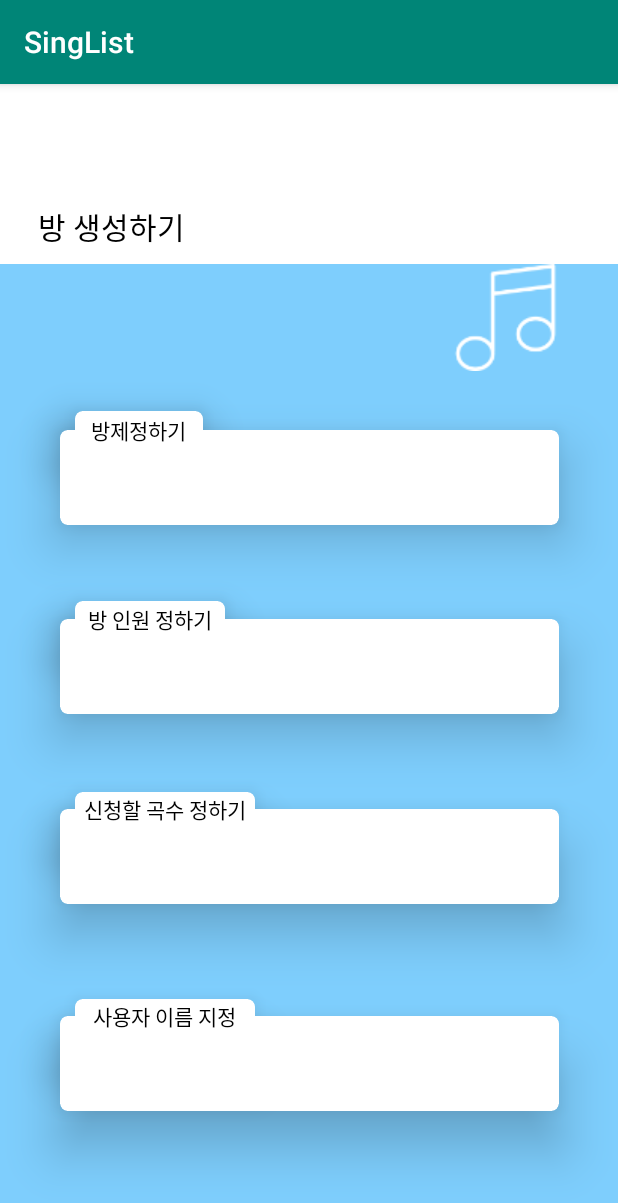
After one commit to qwsd1109/android_singlist, an Android app: the CreativeRoom screen opened directly, with no data from a screen before it, on a phone screen of 412 x 824 dp. The commit adds this screen. Shown: the top 1203 px of the screen. Run offline under Robolectric (Android 15) with nearby library versions, the phone set to English and light mode, and no system bars.

Commit message:
[add] creative room xml 추가

```diff
--- /dev/null
+++ b/app/src/main/java/com/example/singlist/CreativeRoom.kt
@@ -0,0 +1,12 @@
+package com.example.singlist
+
+import androidx.appcompat.app.AppCompatActivity
+import android.os.Bundle
+
+class CreativeRoom : AppCompatActivity() {
+
+    override fun onCreate(savedInstanceState: Bundle?) {
+        super.onCreate(savedInstanceState)
+        setContentView(R.layout.activity_creative_room)
+    }
+}
--- /dev/null
+++ b/app/src/main/res/layout/activity_creative_room.xml
@@ -0,0 +1,250 @@
+<?xml version="1.0" encoding="utf-8"?>
+<androidx.constraintlayout.widget.ConstraintLayout xmlns:android="http://schemas.android.com/apk/res/android"
+        xmlns:app="http://schemas.android.com/apk/res-auto"
+        xmlns:tools="http://schemas.android.com/tools"
+        android:layout_width="match_parent"
+        android:layout_height="match_parent"
+        android:background="#7ECEFD"
+        tools:context=".CreativeRoom">
+
+    <ImageView
+            android:layout_width="0dp"
+            android:layout_height="0dp"
+            android:background="#fff"
+            app:layout_constraintBottom_toTopOf="@+id/guideline3"
+            app:layout_constraintEnd_toEndOf="parent"
+            app:layout_constraintStart_toStartOf="parent"
+            app:layout_constraintTop_toTopOf="parent" />
+
+    <TextView
+            android:layout_width="wrap_content"
+            android:layout_height="wrap_content"
+            android:layout_marginBottom="10dp"
+            android:text="방 생성하기"
+            android:textColor="#000"
+            android:textSize="20sp"
+            app:layout_constraintBottom_toTopOf="@+id/guideline3"
+            app:layout_constraintStart_toStartOf="@+id/guideline4"
+            tools:ignore="MissingConstraints" />
+
+    <ImageView
+            android:layout_width="71dp"
+            android:layout_height="71dp"
+            android:src="@drawable/musicplayer"
+            app:layout_constraintEnd_toStartOf="@+id/guideline5"
+            app:layout_constraintTop_toTopOf="@+id/guideline3" />
+
+    <androidx.cardview.widget.CardView
+            android:id="@+id/cardView1"
+            android:layout_width="0dp"
+            android:layout_height="0dp"
+            app:cardCornerRadius="5dp"
+            app:cardElevation="20dp"
+            app:cardMaxElevation="20dp"
+            app:layout_constraintDimensionRatio="5.27:1"
+            app:layout_constraintEnd_toStartOf="@+id/guideline5"
+            app:layout_constraintStart_toStartOf="@+id/guideline6"
+            app:layout_constraintTop_toTopOf="@+id/guideline7"
+            tools:ignore="MissingConstraints">
+
+    </androidx.cardview.widget.CardView>
+
+    <androidx.cardview.widget.CardView
+            android:id="@+id/cardView2"
+            android:layout_width="85dp"
+            android:layout_height="0dp"
+            android:layout_marginStart="10dp"
+            android:layout_marginLeft="10dp"
+            app:cardCornerRadius="5dp"
+            app:cardElevation="20dp"
+            app:cardMaxElevation="20dp"
+            app:layout_constraintBottom_toTopOf="@+id/cardView1"
+            app:layout_constraintDimensionRatio="3.25:1"
+            app:layout_constraintStart_toStartOf="@+id/cardView1"
+            app:layout_constraintTop_toTopOf="@+id/cardView1"
+            tools:ignore="MissingConstraints">
+
+        <TextView
+                android:layout_width="wrap_content"
+                android:layout_height="wrap_content"
+                android:layout_gravity="center"
+                android:text="방제정하기"
+                android:textColor="#000" />
+
+    </androidx.cardview.widget.CardView>
+
+    <androidx.cardview.widget.CardView
+            android:id="@+id/cardView3"
+            android:layout_width="0dp"
+            android:layout_height="0dp"
+            app:cardCornerRadius="5dp"
+            app:cardElevation="20dp"
+            app:cardMaxElevation="20dp"
+            app:layout_constraintDimensionRatio="5.27:1"
+            app:layout_constraintEnd_toStartOf="@+id/guideline5"
+            app:layout_constraintStart_toStartOf="@+id/guideline6"
+            app:layout_constraintTop_toTopOf="@+id/guideline8"
+            tools:ignore="MissingConstraints">
+
+    </androidx.cardview.widget.CardView>
+
+    <androidx.cardview.widget.CardView
+            android:id="@+id/cardView4"
+            android:layout_width="100dp"
+            android:layout_height="0dp"
+            android:layout_marginStart="10dp"
+            android:layout_marginLeft="10dp"
+            app:cardCornerRadius="5dp"
+            app:cardElevation="20dp"
+            app:cardMaxElevation="20dp"
+            app:layout_constraintBottom_toTopOf="@+id/cardView3"
+            app:layout_constraintDimensionRatio="4.1:1"
+            app:layout_constraintStart_toStartOf="@+id/cardView3"
+            app:layout_constraintTop_toTopOf="@+id/cardView3"
+            tools:ignore="MissingConstraints">
+
+        <TextView
+                android:layout_width="wrap_content"
+                android:layout_height="wrap_content"
+                android:layout_gravity="center"
+                android:text="방 인원 정하기"
+                android:textColor="#000" />
+
+    </androidx.cardview.widget.CardView>
+
+    <androidx.cardview.widget.CardView
+            android:id="@+id/cardView5"
+            android:layout_width="0dp"
+            android:layout_height="0dp"
+            app:cardCornerRadius="5dp"
+            app:cardElevation="20dp"
+            app:cardMaxElevation="20dp"
+            app:layout_constraintDimensionRatio="5.27:1"
+            app:layout_constraintEnd_toStartOf="@+id/guideline5"
+            app:layout_constraintStart_toStartOf="@+id/guideline6"
+            app:layout_constraintTop_toTopOf="@+id/guideline9"
+            tools:ignore="MissingConstraints">
+
+    </androidx.cardview.widget.CardView>
+
+    <androidx.cardview.widget.CardView
+            android:id="@+id/cardView6"
+            android:layout_width="120dp"
+            android:layout_height="0dp"
+            android:layout_marginStart="10dp"
+            android:layout_marginLeft="10dp"
+            app:cardCornerRadius="5dp"
+            app:cardElevation="20dp"
+            app:cardMaxElevation="20dp"
+            app:layout_constraintBottom_toTopOf="@+id/cardView5"
+            app:layout_constraintDimensionRatio="5.1:1"
+            app:layout_constraintStart_toStartOf="@+id/cardView5"
+            app:layout_constraintTop_toTopOf="@+id/cardView5"
+            tools:ignore="MissingConstraints">
+
+        <TextView
+                android:layout_width="wrap_content"
+                android:layout_height="wrap_content"
+                android:layout_gravity="center"
+                android:text="신청할 곡수 정하기"
+                android:textColor="#000" />
+
+    </androidx.cardview.widget.CardView>
+    <androidx.cardview.widget.CardView
+            android:id="@+id/cardView7"
+            android:layout_width="0dp"
+            android:layout_height="0dp"
+            app:cardCornerRadius="5dp"
+            app:cardElevation="20dp"
+            app:cardMaxElevation="20dp"
+            app:layout_constraintDimensionRatio="5.27:1"
+            app:layout_constraintEnd_toStartOf="@+id/guideline5"
+            app:layout_constraintStart_toStartOf="@+id/guideline6"
+            app:layout_constraintTop_toTopOf="@+id/guideline10"
+            tools:ignore="MissingConstraints">
+
+    </androidx.cardview.widget.CardView>
+
+    <androidx.cardview.widget.CardView
+            android:id="@+id/cardView8"
+            android:layout_width="120dp"
+            android:layout_height="0dp"
+            android:layout_marginStart="10dp"
+            android:layout_marginLeft="10dp"
+            app:cardCornerRadius="5dp"
+            app:cardElevation="20dp"
+            app:cardMaxElevation="20dp"
+            app:layout_constraintBottom_toTopOf="@+id/cardView7"
+            app:layout_constraintDimensionRatio="5.1:1"
+            app:layout_constraintStart_toStartOf="@+id/cardView7"
+            app:layout_constraintTop_toTopOf="@+id/cardView7"
+            tools:ignore="MissingConstraints">
+
+        <TextView
+                android:layout_width="wrap_content"
+                android:layout_height="wrap_content"
+                android:layout_gravity="center"
+                android:text="사용자 이름 지정"
+                android:textColor="#000" />
+
+    </androidx.cardview.widget.CardView>
+
+    <androidx.constraintlayout.widget.Guideline
+            android:id="@+id/guideline3"
+            android:layout_width="wrap_content"
+            android:layout_height="wrap_content"
+            android:orientation="horizontal"
+            app:layout_constraintGuide_percent="0.156" />
+
+    <androidx.constraintlayout.widget.Guideline
+            android:id="@+id/guideline4"
+            android:layout_width="wrap_content"
+            android:layout_height="wrap_content"
+            android:orientation="vertical"
+            app:layout_constraintGuide_percent="0.061" />
+
+    <androidx.constraintlayout.widget.Guideline
+            android:id="@+id/guideline5"
+            android:layout_width="wrap_content"
+            android:layout_height="wrap_content"
+            android:orientation="vertical"
+            app:layout_constraintGuide_percent="0.905" />
+
+
+    <androidx.constraintlayout.widget.Guideline
+            android:id="@+id/guideline6"
+            android:layout_width="wrap_content"
+            android:layout_height="wrap_content"
+            android:orientation="vertical"
+            app:layout_constraintGuide_percent="0.097" />
+
+    <androidx.constraintlayout.widget.Guideline
+            android:id="@+id/guideline7"
+            android:layout_width="wrap_content"
+            android:layout_height="wrap_content"
+            android:orientation="horizontal"
+            app:layout_constraintGuide_percent="0.3" />
+
+    <androidx.constraintlayout.widget.Guideline
+            android:id="@+id/guideline8"
+            android:layout_width="wrap_content"
+            android:layout_height="wrap_content"
+            android:orientation="horizontal"
+            app:layout_constraintGuide_percent="0.464" />
+
+    <androidx.constraintlayout.widget.Guideline
+            android:id="@+id/guideline9"
+            android:layout_width="wrap_content"
+            android:layout_height="wrap_content"
+            android:orientation="horizontal"
+            app:layout_constraintGuide_percent="0.629" />
+
+    <androidx.constraintlayout.widget.Guideline
+            android:id="@+id/guideline10"
+            android:layout_width="wrap_content"
+            android:layout_height="wrap_content"
+            android:orientation="horizontal"
+            app:layout_constraintGuide_percent="0.809" />
+
+
+</androidx.constraintlayout.widget.ConstraintLayout>
--- a/gradle.properties
+++ b/gradle.properties
@@ -13,3 +13,5 @@ org.gradle.jvmargs=-Xmx1536m
 # org.gradle.parallel=true
 # Kotlin code style for this project: "official" or "obsolete":
 kotlin.code.style=official
+android.useAndroidX=true
+android.enableJetifier=true
```
Also changed, not shown: app/build.gradle (+7 -7 lines), app/src/main/AndroidManifest.xml (+4 -3 lines), app/src/main/java/com/example/singlist/MainActivity.kt (+8 -1 lines), app/src/main/res/layout/activity_main.xml (+119 -61 lines), app/src/main/res/drawable/musicplayer.png (added), 2 other files.
